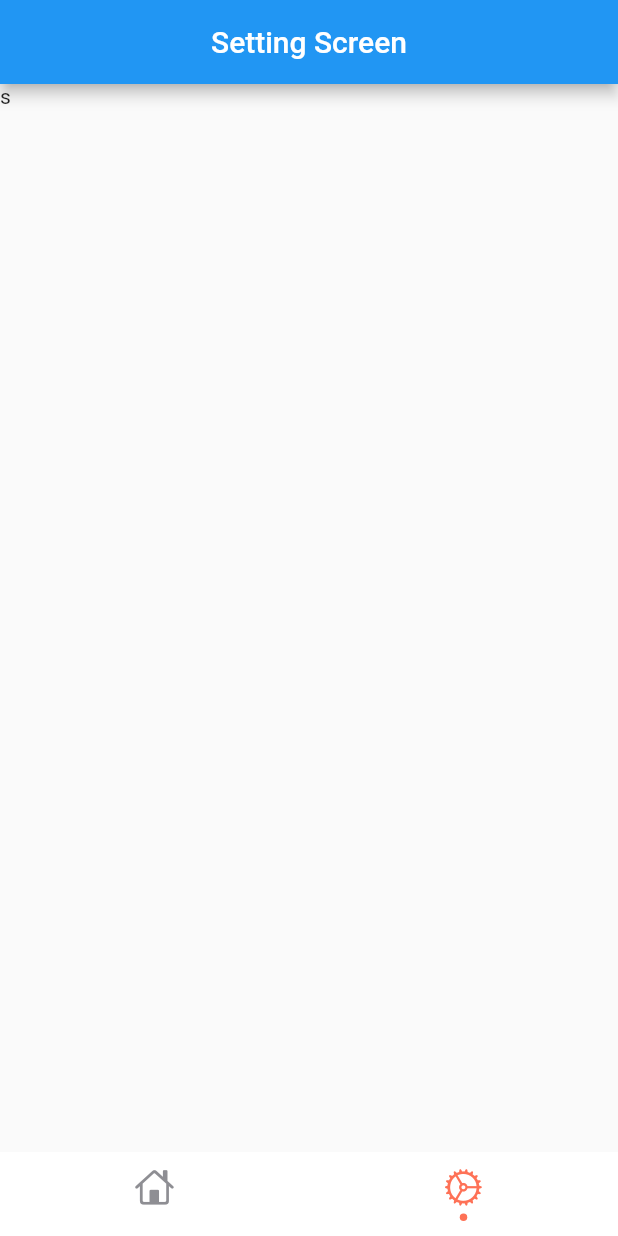
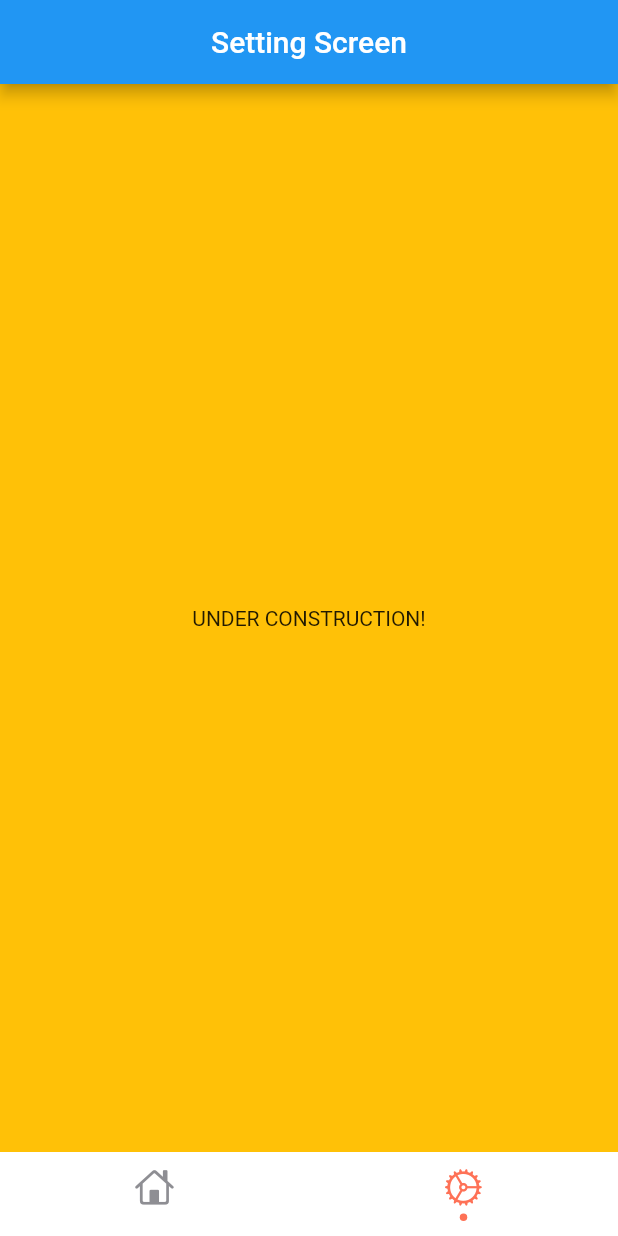
Before and after one commit to mdkamrulislam-web/restaurant_app_firebase_project, a Flutter app: the screen it shows after launch, item 2 of the bottom bar chosen, on a phone screen of 412 x 824 dp. Run offline on Flutter 3.47's test engine with Material 2 defaults, Android fonts, the phone set to English and light mode, and no system bars; drawn by our look-alikes of persistent_bottom_nav_bar.

Commit message:
6th Commit - 31st October 2021

```diff
--- a/lib/screens/SettingsScreen.dart
+++ b/lib/screens/SettingsScreen.dart
@@ -15,7 +15,16 @@ class _SettingsScreenState extends State<SettingsScreen> {
         title: Text('Setting Screen'),
         centerTitle: true,
       ),
-      body: Text('s'),
+      body: Container(
+        height: MediaQuery.of(context).size.height,
+        width: MediaQuery.of(context).size.width,
+        color: Colors.amber,
+        child: Center(
+          child: Text(
+            'UNDER CONSTRUCTION!',
+          ),
+        ),
+      ),
     );
   }
 }
```
